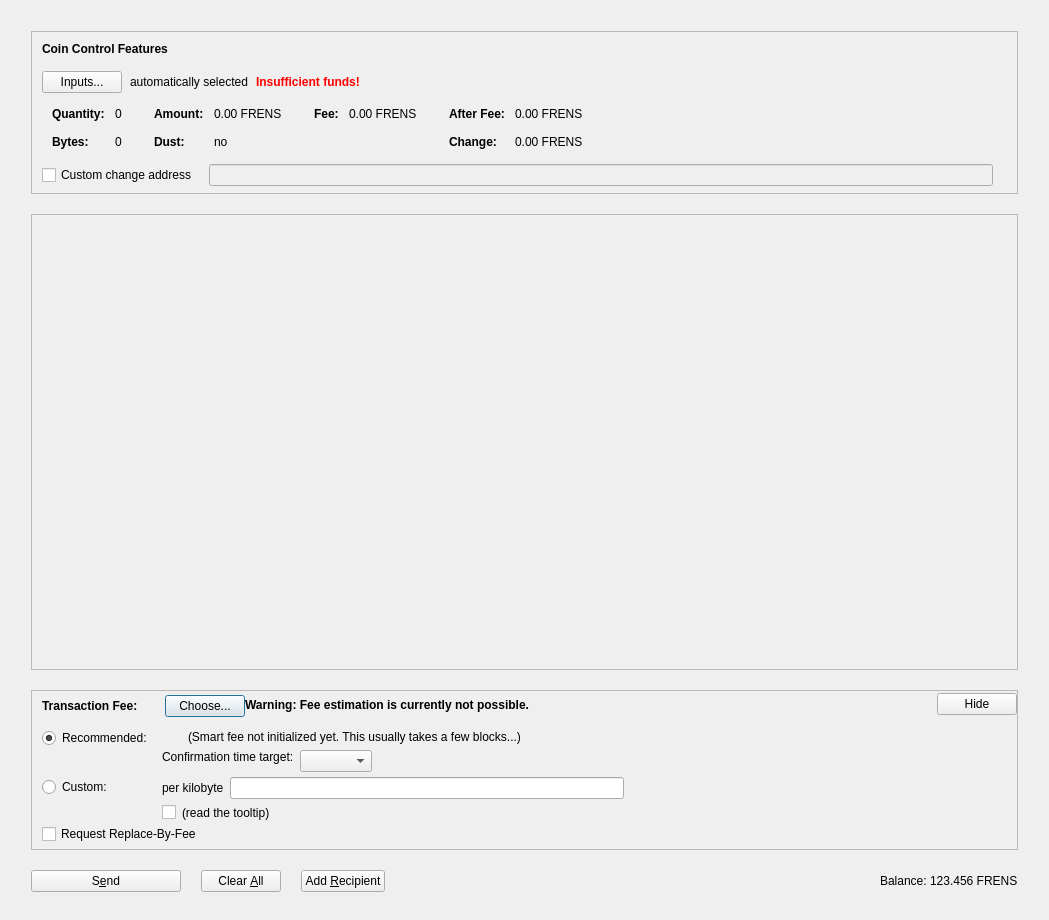
gramtoco/friendcoin, file src/qt/forms/sendcoinsdialog.ui: the form before one commit.
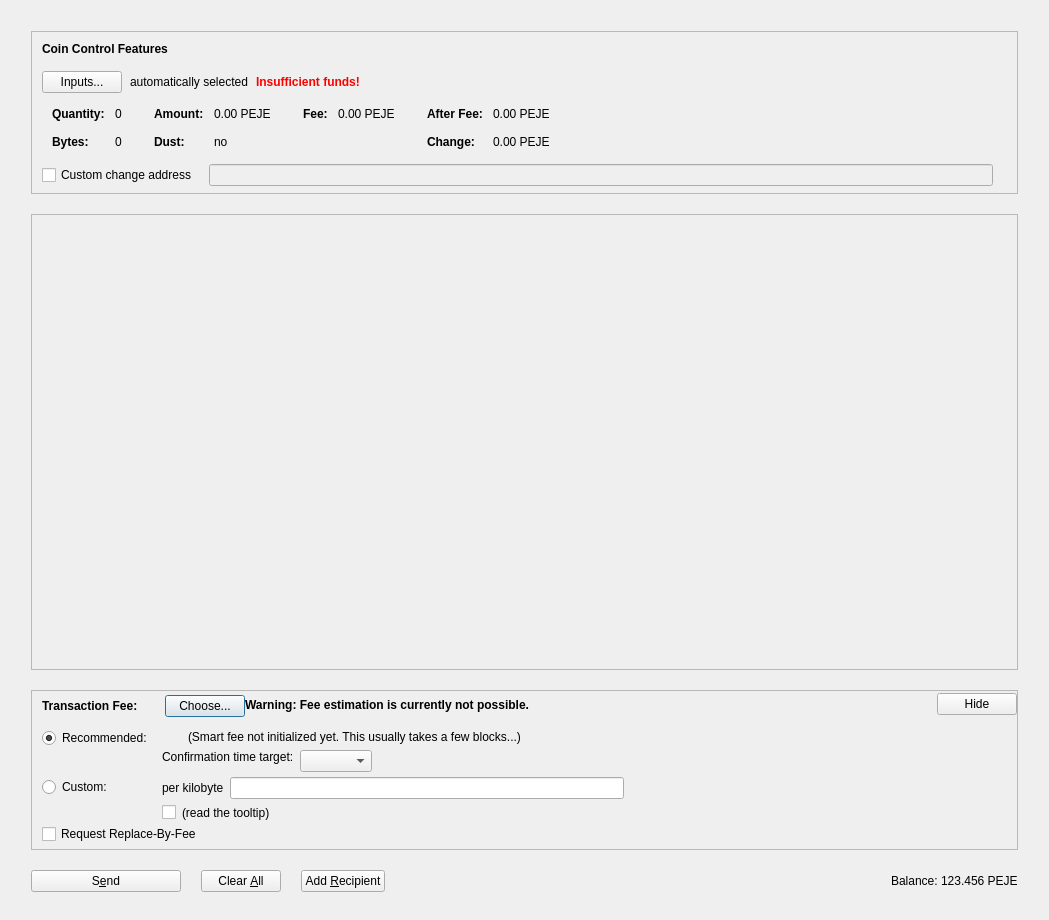
The form after the commit. Icons and pictures are not drawn. Custom widgets are drawn as their Qt base class.

```diff
--- a/src/qt/forms/sendcoinsdialog.ui
+++ b/src/qt/forms/sendcoinsdialog.ui
@@ -341,7 +341,7 @@
                     <enum>Qt::ActionsContextMenu</enum>
                    </property>
                    <property name="text">
-                    <string notr="true">0.00 FRENS</string>
+                    <string notr="true">0.00 PEJE</string>
                    </property>
                    <property name="textInteractionFlags">
                     <set>Qt::LinksAccessibleByMouse|Qt::TextSelectableByKeyboard|Qt::TextSelectableByMouse</set>
@@ -421,7 +421,7 @@
                     <enum>Qt::ActionsContextMenu</enum>
                    </property>
                    <property name="text">
-                    <string notr="true">0.00 FRENS</string>
+                    <string notr="true">0.00 PEJE</string>
                    </property>
                    <property name="textInteractionFlags">
                     <set>Qt::LinksAccessibleByMouse|Qt::TextSelectableByKeyboard|Qt::TextSelectableByMouse</set>
@@ -472,7 +472,7 @@
                     <enum>Qt::ActionsContextMenu</enum>
                    </property>
                    <property name="text">
-                    <string notr="true">0.00 FRENS</string>
+                    <string notr="true">0.00 PEJE</string>
                    </property>
                    <property name="textInteractionFlags">
                     <set>Qt::LinksAccessibleByMouse|Qt::TextSelectableByKeyboard|Qt::TextSelectableByMouse</set>
@@ -501,7 +501,7 @@
                     <enum>Qt::ActionsContextMenu</enum>
                    </property>
                    <property name="text">
-                    <string notr="true">0.00 FRENS</string>
+                    <string notr="true">0.00 PEJE</string>
                    </property>
                    <property name="textInteractionFlags">
                     <set>Qt::LinksAccessibleByMouse|Qt::TextSelectableByKeyboard|Qt::TextSelectableByMouse</set>
@@ -1267,7 +1267,7 @@
             <cursorShape>IBeamCursor</cursorShape>
            </property>
            <property name="text">
-            <string notr="true">123.456 FRENS</string>
+            <string notr="true">123.456 PEJE</string>
            </property>
            <property name="textInteractionFlags">
             <set>Qt::LinksAccessibleByMouse|Qt::TextSelectableByKeyboard|Qt::TextSelectableByMouse</set>
```
Left out of the diff: 18 changed lines with no effect on the pictures.
